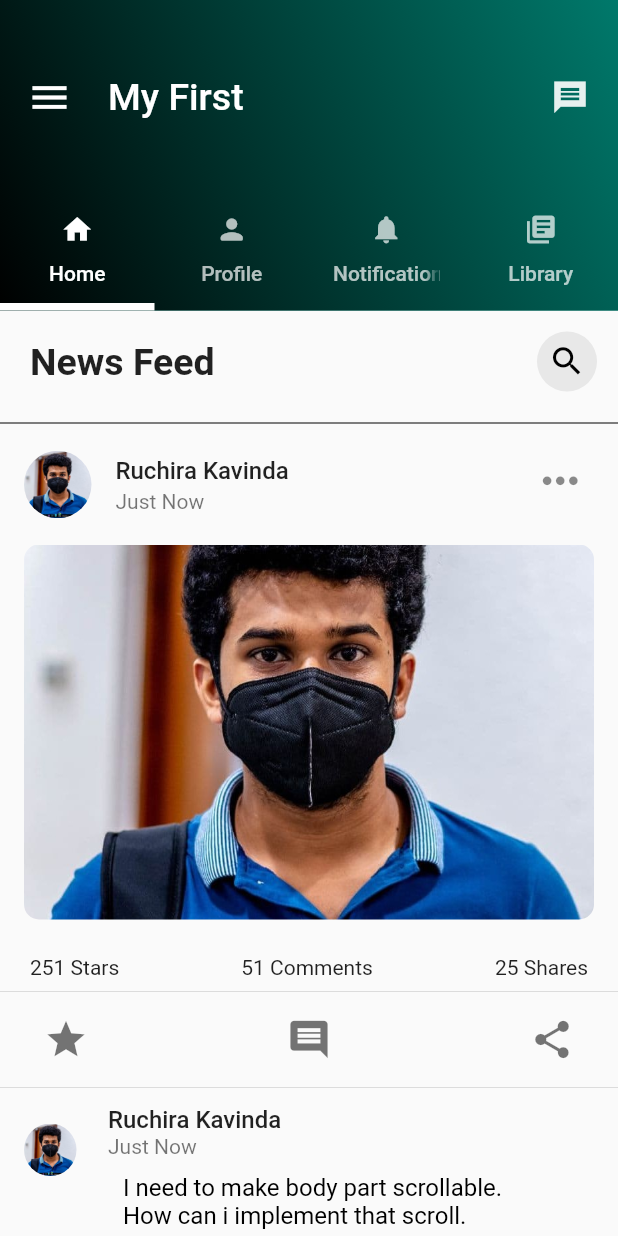
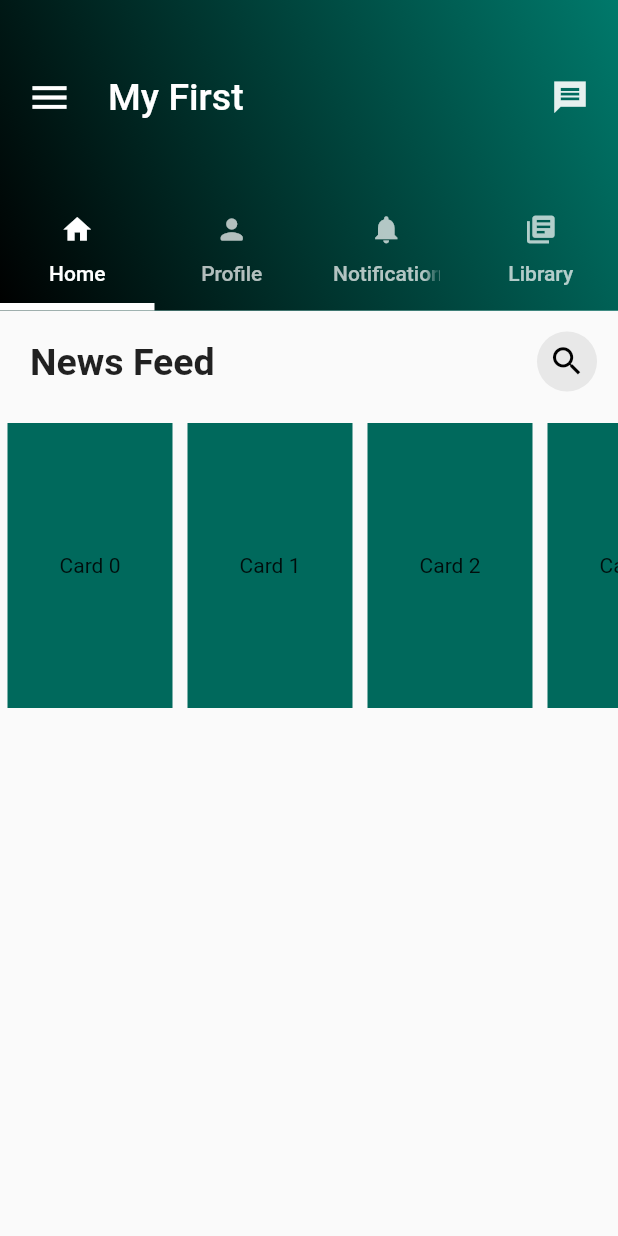
Before and after one commit to Ruchirakavinda/flutter_myfirst, a Flutter app: the screen it shows after launch, on a phone screen of 412 x 824 dp. Run offline on Flutter 3.47's test engine with Material 2 defaults, Android fonts, the phone set to English and light mode, and no system bars; our stand-ins replace flutter_spinkit; accounts and stored records are empty.

Commit message:
stories row added

```diff
--- a/lib/home.dart
+++ b/lib/home.dart
@@ -1,5 +1,6 @@
 import 'package:flutter/material.dart';
-import 'tabs.dart';
+import 'package:myfirst/tab2.dart';
+import 'package:myfirst/tabs.dart';
 // import 'package:flutter/rendering.dart';
 
 class MyHome extends StatefulWidget {
@@ -69,10 +70,11 @@ class _MyHomeState extends State<MyHome> {
           ),
            body: TabBarView(
             children: [
-              Tab1(),
+              Tab6(),
               Tab2(),
               Tab3(),
               Tab4(),
+
             ],
          ),
 
--- /dev/null
+++ b/lib/tab2.dart
@@ -0,0 +1,76 @@
+import 'package:flutter/material.dart';
+
+class Tab6 extends StatefulWidget {
+  const Tab6({ Key? key }) : super(key: key);
+
+  @override
+  _Tab6State createState() => _Tab6State();
+}
+
+class _Tab6State extends State<Tab6> {
+  @override
+  Widget build(BuildContext context) {
+    return Scaffold(
+      body: Container(
+        child: SingleChildScrollView(
+          child: Column(
+            children: [
+              Row(
+                          mainAxisAlignment: MainAxisAlignment.spaceBetween,
+                          children:<Widget> [
+                            Column(
+                              children:<Widget> [
+                                Container(
+                                  height: 30.0,
+                                  margin: EdgeInsets.fromLTRB(20, 0, 0, 0),
+                                  child:Text(
+                                    "News Feed",
+                                    style: TextStyle(
+                                      fontSize:25.0 ,fontWeight: FontWeight.w700,
+                                      ),
+                                      )
+                                      ),
+
+                              ],
+                            ),
+                          Container(
+                            height:50.0,
+                              margin: EdgeInsets.all(10.0),
+                              child: Column(
+                                children:<Widget> [
+                                  FloatingActionButton(
+                                    backgroundColor: Colors.grey.withOpacity(0.2),
+                                    mini: true,
+                                    elevation: 0.0,
+                                    child: Icon(Icons.search,size: 25,color: Colors.black,),
+                                    onPressed: (){},
+                                  ),
+                                ],
+                              ),
+                            ),
+
+                          ],
+                          ),
+
+              SizedBox(
+                height:200,
+                child: ListView.builder(
+                  itemCount: 10,
+                  scrollDirection:Axis.horizontal,
+                  itemBuilder:(context,index) => Container(
+                    width: 110,
+                    margin: EdgeInsets.all(5),
+                    child: Center(
+                      child:Text("Card $index"),
+                      ),
+                    color: Colors.teal[800],
+                  )
+                  ),
+              )
+            ],
+          ),),
+      ),
+
+    );
+  }
+}
```
